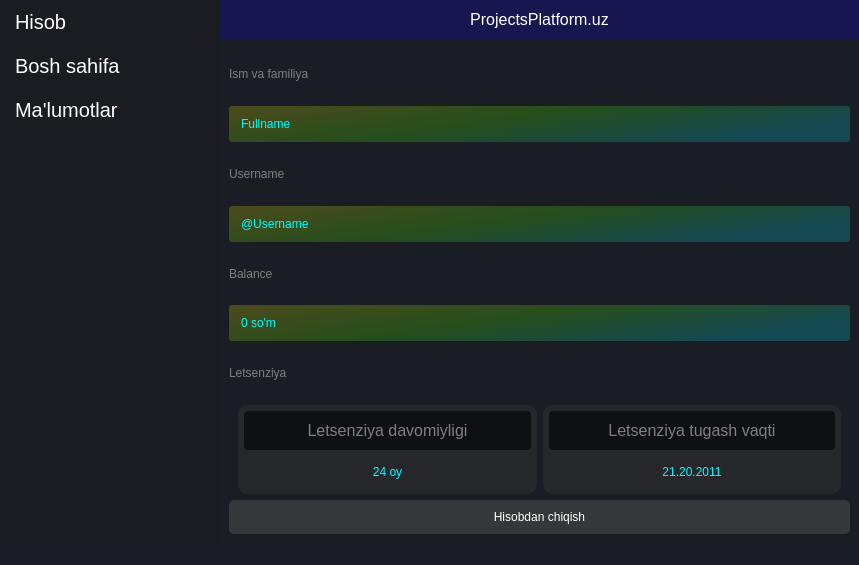
First picture: the form in UI_files/main.ui, repository bexruzpy/KundalikCOM, before the edit.
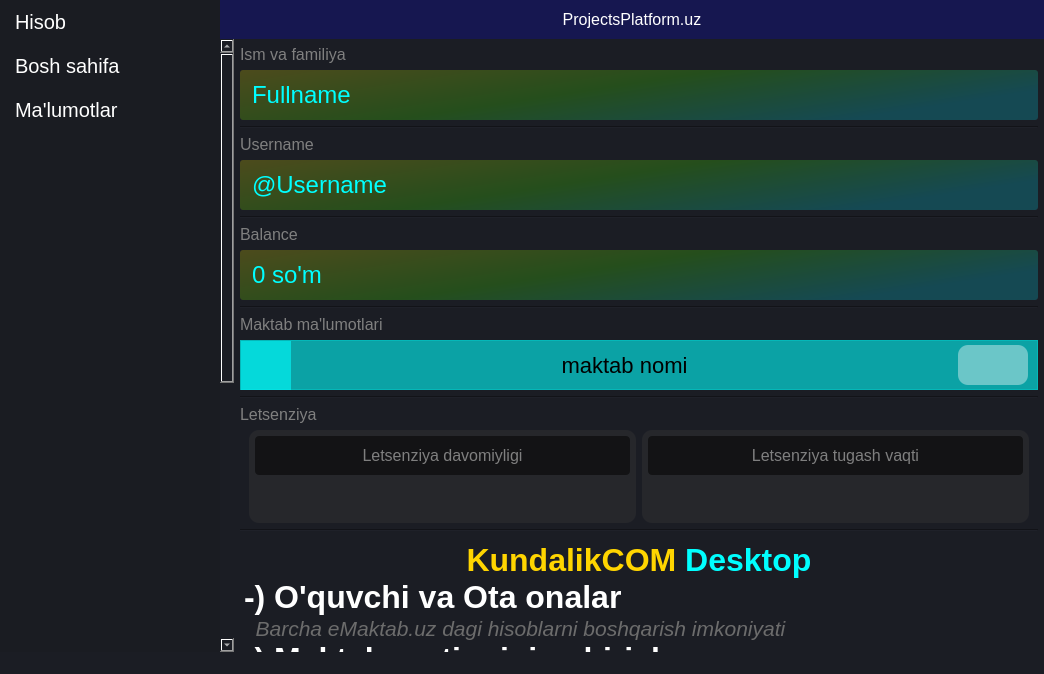
Second picture: the form after the edit. The open tabs and pages were chosen to show the change. Icons and pictures are not drawn.

What changed in the file:
```diff
--- a/UI_files/main.ui
+++ b/UI_files/main.ui
@@ -6,8 +6,8 @@
    <rect>
     <x>0</x>
     <y>0</y>
-    <width>859</width>
-    <height>565</height>
+    <width>1044</width>
+    <height>674</height>
    </rect>
   </property>
   <property name="windowTitle">
@@ -19,6 +19,12 @@
 color: white;
 </string>
   </property>
+  <property name="iconSize">
+   <size>
+    <width>24</width>
+    <height>24</height>
+   </size>
+  </property>
   <widget class="QWidget" name="centralwidget">
    <layout class="QHBoxLayout" name="horizontalLayout">
     <property name="spacing">
@@ -253,6 +259,9 @@
           </property>
           <item>
            <widget class="QStackedWidget" name="stackedWidget">
+            <property name="layoutDirection">
+             <enum>Qt::LeftToRight</enum>
+            </property>
             <property name="styleSheet">
              <string notr="true">
 QLineEdit {
@@ -260,16 +269,75 @@
 color: cyan;
 background-color: qlineargradient(spread:pad, x1:0, y1:0, x2:1, y2:0.409, stop:0 rgba(255, 241, 0, 55), stop:0.517241 rgba(74, 255, 0, 55), stop:1 rgba(0, 232, 255, 55));
 border-radius: 3px;
+font-size: 24px;
 }
 QLabel{
 color: rgb(127,127,127);
+font-size: 16px;
 }</string>
             </property>
             <property name="currentIndex">
              <number>2</number>
             </property>
             <widget class="QWidget" name="account_page">
+             <property name="layoutDirection">
+              <enum>Qt::RightToLeft</enum>
+             </property>
              <layout class="QVBoxLayout" name="verticalLayout_3">
+              <property name="leftMargin">
+               <number>0</number>
+              </property>
+              <property name="topMargin">
+               <number>0</number>
+              </property>
+              <property name="rightMargin">
+               <number>0</number>
+              </property>
+              <property name="bottomMargin">
+               <number>0</number>
+              </property>
+              <item>
+               <widget class="QScrollArea" name="scrollArea_2">
+                <property name="sizePolicy">
+                 <sizepolicy hsizetype="Expanding" vsizetype="Minimum">
+                  <horstretch>0</horstretch>
+                  <verstretch>0</verstretch>
+                 </sizepolicy>
+                </property>
+                <property name="styleSheet">
+                 <string notr="true"/>
+                </property>
+                <property name="inputMethodHints">
+                 <set>Qt::ImhNone</set>
+                </property>
+                <property name="frameShape">
+                 <enum>QFrame::NoFrame</enum>
+                </property>
+                <property name="widgetResizable">
+                 <bool>true</bool>
+                </property>
+                <widget class="QWidget" name="scrollAreaWidgetContents_2">
+                 <property name="geometry">
+                  <rect>
+                   <x>0</x>
+                   <y>0</y>
+                   <width>807</width>
+                   <height>1103</height>
+                  </rect>
+                 </property>
+                 <layout class="QVBoxLayout" name="verticalLayout_13">
+                  <property name="leftMargin">
+                   <number>6</number>
+                  </property>
+                  <property name="topMargin">
+                   <number>6</number>
+                  </property>
+                  <property name="rightMargin">
+                   <number>6</number>
+                  </property>
+                  <property name="bottomMargin">
+                   <number>6</number>
+                  </property>
               <item>
                <widget class="QLabel" name="label">
                 <property name="text">
@@ -287,6 +355,13 @@
                 </property>
                </widget>
               </item>
+                  <item>
+                   <widget class="Line" name="line_9">
+                    <property name="orientation">
+                     <enum>Qt::Horizontal</enum>
+                    </property>
+                   </widget>
+                  </item>
               <item>
                <widget class="QLabel" name="label_3">
                 <property name="text">
@@ -304,6 +379,13 @@
                 </property>
                </widget>
               </item>
+                  <item>
+                   <widget class="Line" name="line_10">
+                    <property name="orientation">
+                     <enum>Qt::Horizontal</enum>
+                    </property>
+                   </widget>
+                  </item>
               <item>
                <widget class="QLabel" name="label_4">
                 <property name="text">
@@ -321,6 +403,147 @@
                 </property>
                </widget>
               </item>
+                  <item>
+                   <widget class="Line" name="line_5">
+                    <property name="orientation">
+                     <enum>Qt::Horizontal</enum>
+                    </property>
+                   </widget>
+                  </item>
+                  <item>
+                   <widget class="QLabel" name="label_36">
+                    <property name="text">
+                     <string>Maktab ma'lumotlari</string>
+                    </property>
+                   </widget>
+                  </item>
+                  <item>
+                   <widget class="QFrame" name="frame_32">
+                    <property name="maximumSize">
+                     <size>
+                      <width>16777215</width>
+                      <height>50</height>
+                     </size>
+                    </property>
+                    <property name="styleSheet">
+                     <string notr="true">background-color: rgb(0, 255, 255,  150);
+font-size: 22px;</string>
+                    </property>
+                    <property name="frameShape">
+                     <enum>QFrame::StyledPanel</enum>
+                    </property>
+                    <property name="frameShadow">
+                     <enum>QFrame::Raised</enum>
+                    </property>
+                    <layout class="QHBoxLayout" name="horizontalLayout_11" stretch="0,0,0">
+                     <property name="spacing">
+                      <number>0</number>
+                     </property>
+                     <property name="leftMargin">
+                      <number>0</number>
+                     </property>
+                     <property name="topMargin">
+                      <number>0</number>
+                     </property>
+                     <property name="rightMargin">
+                      <number>9</number>
+                     </property>
+                     <property name="bottomMargin">
+                      <number>0</number>
+                     </property>
+                     <item>
+                      <widget class="QPushButton" name="pushButton_9">
+                       <property name="sizePolicy">
+                        <sizepolicy hsizetype="Maximum" vsizetype="Maximum">
+                         <horstretch>0</horstretch>
+                         <verstretch>0</verstretch>
+                        </sizepolicy>
+                       </property>
+                       <property name="cursor">
+                        <cursorShape>PointingHandCursor</cursorShape>
+                       </property>
+                       <property name="focusPolicy">
+                        <enum>Qt::NoFocus</enum>
+                       </property>
+                       <property name="styleSheet">
+                        <string notr="true">QPushButton{
+font-size: 20px;
+padding: 8px;
+border-radius: 10px;
+background-color: rgb(255,255,255,100);
+}
+QPushButton:hover{
+background-color: rgb(255,255,255);
+}
+QPushButton:pressed{
+	background-color: rgb(50, 255, 255);
+color: rgb(0,255,0);
+}</string>
+                       </property>
+                       <property name="text">
+                        <string/>
+                       </property>
+                       <property name="icon">
+                        <iconset>
+                         <normaloff>icons/edit.png</normaloff>icons/edit.png</iconset>
+                       </property>
+                      </widget>
+                     </item>
+                     <item>
+                      <widget class="QLabel" name="maktab_nomi">
+                       <property name="styleSheet">
+                        <string notr="true">background-color: rgba(0, 0, 0, 0);
+color: rgb(0, 0, 0);</string>
+                       </property>
+                       <property name="text">
+                        <string>maktab nomi</string>
+                       </property>
+                       <property name="alignment">
+                        <set>Qt::AlignCenter</set>
+                       </property>
+                      </widget>
+                     </item>
+                     <item>
+                      <widget class="QLabel" name="label_20">
+                       <property name="sizePolicy">
+                        <sizepolicy hsizetype="Maximum" vsizetype="Maximum">
+                         <horstretch>0</horstretch>
+                         <verstretch>0</verstretch>
+                        </sizepolicy>
+                       </property>
+                       <property name="minimumSize">
+                        <size>
+                         <width>50</width>
+                         <height>50</height>
+                        </size>
+                       </property>
+                       <property name="maximumSize">
+                        <size>
+                         <width>50</width>
+                         <height>50</height>
+                        </size>
+                       </property>
+                       <property name="text">
+                        <string/>
+                       </property>
+                       <property name="pixmap">
+                        <pixmap>icons/school.png</pixmap>
+                       </property>
+                       <property name="scaledContents">
+                        <bool>true</bool>
+                       </property>
+                      </widget>
+                     </item>
+                    </layout>
+                   </widget>
+                  </item>
+                  <item>
+                   <widget class="Line" name="line_8">
+                    <property name="orientation">
+                     <enum>Qt::Horizontal</enum>
+                    </property>
+                   </widget>
+                  </item>
               <item>
                <widget class="QLabel" name="label_5">
                 <property name="text">
@@ -352,87 +575,11 @@
                  <property name="bottomMargin">
                   <number>0</number>
                  </property>
-                 <item>
-                  <widget class="QFrame" name="frame_25">
-                   <property name="styleSheet">
-                    <string notr="true">border-radius: 10px;
-background-color: rgb(48, 49, 50,0.5);</string>
-                   </property>
-                   <property name="frameShape">
-                    <enum>QFrame::StyledPanel</enum>
-                   </property>
-                   <property name="frameShadow">
-                    <enum>QFrame::Raised</enum>
-                   </property>
-                   <layout class="QVBoxLayout" name="verticalLayout_21">
-                    <property name="leftMargin">
-                     <number>6</number>
-                    </property>
-                    <property name="topMargin">
-                     <number>6</number>
-                    </property>
-                    <property name="rightMargin">
-                     <number>6</number>
-                    </property>
-                    <property name="bottomMargin">
-                     <number>6</number>
-                    </property>
-                    <item>
-                     <widget class="QLabel" name="label_30">
-                      <property name="styleSheet">
-                       <string notr="true">padding: 10px 0;
-border-radius: 4px;
-background-color: rgb(0, 0, 0, 0.6);
-font-size: 16px;</string>
-                      </property>
-                      <property name="text">
-                       <string>Letsenziya davomiyligi</string>
-                      </property>
-                      <property name="alignment">
-                       <set>Qt::AlignCenter</set>
-                      </property>
-                     </widget>
-                    </item>
-                    <item>
-                     <widget class="QFrame" name="frame_26">
-                      <property name="styleSheet">
-                       <string notr="true">background-color: rgb(0, 0, 0, 0);
-color: qlineargradient(spread:pad, x1:0, y1:0, x2:1, y2:0.409, stop:0 rgba(0, 255, 0, 0), stop:0.147783 rgba(0, 255, 0, 255), stop:0.448276 rgba(138, 190, 0, 255), stop:0.640394 rgba(219, 134, 104, 255), stop:0.837438 rgba(155, 255, 255, 255), stop:1 rgba(0, 255, 255, 255));</string>
-                      </property>
-                      <property name="frameShape">
-                       <enum>QFrame::StyledPanel</enum>
-                      </property>
-                      <property name="frameShadow">
-                       <enum>QFrame::Raised</enum>
-                      </property>
-                      <layout class="QVBoxLayout" name="verticalLayout_22">
-                       <item>
-                        <widget class="QLabel" name="label_31">
-                         <property name="sizePolicy">
-                          <sizepolicy hsizetype="Ignored" vsizetype="Preferred">
-                           <horstretch>0</horstretch>
-                           <verstretch>0</verstretch>
-                          </sizepolicy>
-                         </property>
-                         <property name="text">
-                          <string>24 oy</string>
-                         </property>
-                         <property name="alignment">
-                          <set>Qt::AlignCenter</set>
-                         </property>
-                        </widget>
-                       </item>
-                      </layout>
-                     </widget>
-                    </item>
-                   </layout>
-                  </widget>
-                 </item>
                  <item>
                   <widget class="QFrame" name="frame_27">
                    <property name="styleSheet">
                     <string notr="true">border-radius: 10px;
-background-color: rgb(48, 49, 50, 0.5);</string>
+background-color: rgb(48, 49, 50,127);</string>
                    </property>
                    <property name="frameShape">
                     <enum>QFrame::StyledPanel</enum>
@@ -458,7 +605,7 @@
                       <property name="styleSheet">
                        <string notr="true">padding: 10px 0;
 border-radius: 4px;
-background-color: rgb(0, 0, 0, 0.6);
+background-color: rgb(0, 0, 0, 130);
 font-size: 16px;</string>
                       </property>
                       <property name="text">
@@ -491,7 +638,7 @@
                           </sizepolicy>
                          </property>
                          <property name="text">
-                          <string>21.20.2011</string>
+                              <string/>
                          </property>
                          <property name="alignment">
                           <set>Qt::AlignCenter</set>
@@ -504,19 +651,393 @@
                    </layout>
                   </widget>
                  </item>
-                </layout>
+                     <item>
+                      <widget class="QFrame" name="frame_25">
+                       <property name="styleSheet">
+                        <string notr="true">border-radius: 10px;
+background-color: rgb(48, 49, 50,127);</string>
+                       </property>
+                       <property name="frameShape">
+                        <enum>QFrame::StyledPanel</enum>
+                       </property>
+                       <property name="frameShadow">
+                        <enum>QFrame::Raised</enum>
+                       </property>
+                       <layout class="QVBoxLayout" name="verticalLayout_21">
+                        <property name="leftMargin">
+                         <number>6</number>
+                        </property>
+                        <property name="topMargin">
+                         <number>6</number>
+                        </property>
+                        <property name="rightMargin">
+                         <number>6</number>
+                        </property>
+                        <property name="bottomMargin">
+                         <number>6</number>
+                        </property>
+                        <item>
+                         <widget class="QLabel" name="label_30">
+                          <property name="styleSheet">
+                           <string notr="true">padding: 10px 0;
+border-radius: 4px;
+background-color: rgb(0, 0, 0, 130);
+font-size: 16px;</string>
+                          </property>
+                          <property name="text">
+                           <string>Letsenziya davomiyligi</string>
+                          </property>
+                          <property name="alignment">
+                           <set>Qt::AlignCenter</set>
+                          </property>
+                         </widget>
+                        </item>
+                        <item>
+                         <widget class="QFrame" name="frame_26">
+                          <property name="styleSheet">
+                           <string notr="true">background-color: rgb(0, 0, 0, 0);
+color: qlineargradient(spread:pad, x1:0, y1:0, x2:1, y2:0.409, stop:0 rgba(0, 255, 0, 0), stop:0.147783 rgba(0, 255, 0, 255), stop:0.448276 rgba(138, 190, 0, 255), stop:0.640394 rgba(219, 134, 104, 255), stop:0.837438 rgba(155, 255, 255, 255), stop:1 rgba(0, 255, 255, 255));</string>
+                          </property>
+                          <property name="frameShape">
+                           <enum>QFrame::StyledPanel</enum>
+                          </property>
+                          <property name="frameShadow">
+                           <enum>QFrame::Raised</enum>
+                          </property>
+                          <layout class="QVBoxLayout" name="verticalLayout_22">
+                           <item>
+                            <widget class="QLabel" name="label_31">
+                             <property name="sizePolicy">
+                              <sizepolicy hsizetype="Ignored" vsizetype="Preferred">
+                               <horstretch>0</horstretch>
+                               <verstretch>0</verstretch>
+                              </sizepolicy>
+                             </property>
+                             <property name="text">
+                              <string/>
+                             </property>
+                             <property name="alignment">
+                              <set>Qt::AlignCenter</set>
+                             </property>
+                            </widget>
+                           </item>
+                          </layout>
+                         </widget>
+                        </item>
+                       </layout>
+                      </widget>
+                     </item>
+                    </layout>
+                   </widget>
+                  </item>
+                  <item>
+                   <widget class="Line" name="line_6">
+                    <property name="orientation">
+                     <enum>Qt::Horizontal</enum>
+                    </property>
+                   </widget>
+                  </item>
+                  <item>
+                   <widget class="QTextBrowser" name="textBrowser">
+                    <property name="minimumSize">
+                     <size>
+                      <width>0</width>
+                      <height>450</height>
+                     </size>
+                    </property>
+                    <property name="styleSheet">
+                     <string notr="true">border: 0</string>
+                    </property>
+                    <property name="html">
+                     <string>&lt;!DOCTYPE HTML PUBLIC &quot;-//W3C//DTD HTML 4.0//EN&quot; &quot;http://www.w3.org/TR/REC-html40/strict.dtd&quot;&gt;
+&lt;html&gt;&lt;head&gt;&lt;meta name=&quot;qrichtext&quot; content=&quot;1&quot; /&gt;&lt;style type=&quot;text/css&quot;&gt;
+p, li { white-space: pre-wrap; }
+&lt;/style&gt;&lt;/head&gt;&lt;body style=&quot; font-family:'Mongolian Baiti'; font-size:8.25pt; font-weight:400; font-style:normal;&quot;&gt;
+&lt;p align=&quot;center&quot; style=&quot; margin-top:0px; margin-bottom:0px; margin-left:0px; margin-right:0px; -qt-block-indent:0; text-indent:0px;&quot;&gt;&lt;span style=&quot; font-size:24pt; font-weight:600; color:#ffd500;&quot;&gt;KundalikCOM&lt;/span&gt;&lt;span style=&quot; font-size:24pt; font-weight:600;&quot;&gt; &lt;/span&gt;&lt;span style=&quot; font-size:24pt; font-weight:600; color:#00ffff;&quot;&gt;Desktop&lt;/span&gt;&lt;/p&gt;
+&lt;p style=&quot; margin-top:0px; margin-bottom:0px; margin-left:0px; margin-right:0px; -qt-block-indent:0; text-indent:0px;&quot;&gt;&lt;span style=&quot; font-size:24pt; font-weight:600;&quot;&gt;-) O'quvchi va Ota onalar &lt;/span&gt;&lt;/p&gt;
+&lt;p style=&quot; margin-top:0px; margin-bottom:0px; margin-left:0px; margin-right:0px; -qt-block-indent:0; text-indent:0px;&quot;&gt;&lt;span style=&quot; font-size:16pt; font-style:italic; color:#6c6c6c;&quot;&gt;  Barcha eMaktab.uz dagi hisoblarni boshqarish imkoniyati&lt;/span&gt;&lt;/p&gt;
+&lt;p style=&quot; margin-top:0px; margin-bottom:0px; margin-left:0px; margin-right:0px; -qt-block-indent:0; text-indent:0px;&quot;&gt;&lt;span style=&quot; font-size:24pt; font-weight:600;&quot;&gt;-) Maktab reytingini oshirish&lt;/span&gt;&lt;/p&gt;
+&lt;p style=&quot; margin-top:0px; margin-bottom:0px; margin-left:0px; margin-right:0px; -qt-block-indent:0; text-indent:0px;&quot;&gt;&lt;span style=&quot; font-size:24pt; font-weight:600;&quot;&gt;-) Login parollarni online kiritish&lt;/span&gt;&lt;/p&gt;
+&lt;p style=&quot; margin-top:0px; margin-bottom:0px; margin-left:0px; margin-right:0px; -qt-block-indent:0; text-indent:0px;&quot;&gt;&lt;span style=&quot; font-size:16pt; font-style:italic; color:#6c6c6c;&quot;&gt;  o'quvchilardan login va parollarini bitta bitta yozib olmasdan bitta elon orqali elekron tarzda login parollarni yig'ish eko tizimi.&lt;/span&gt;&lt;/p&gt;
+&lt;p style=&quot;-qt-paragraph-type:empty; margin-top:0px; margin-bottom:0px; margin-left:0px; margin-right:0px; -qt-block-indent:0; text-indent:0px; font-size:24pt; font-weight:600;&quot;&gt;&lt;br /&gt;&lt;/p&gt;
+&lt;p style=&quot; margin-top:0px; margin-bottom:0px; margin-left:0px; margin-right:0px; -qt-block-indent:0; text-indent:0px;&quot;&gt;&lt;span style=&quot; font-size:20pt;&quot;&gt;Bir oylik letsenziya: &lt;/span&gt;&lt;span style=&quot; font-size:20pt; font-weight:600; color:#ff8000;&quot;&gt;250 000&lt;/span&gt;&lt;span style=&quot; font-size:20pt;&quot;&gt; &lt;/span&gt;&lt;span style=&quot; font-size:20pt; color:#0189ff;&quot;&gt;so'm&lt;/span&gt;&lt;/p&gt;
+&lt;p style=&quot; margin-top:0px; margin-bottom:0px; margin-left:0px; margin-right:0px; -qt-block-indent:0; text-indent:0px;&quot;&gt;&lt;span style=&quot; font-size:20pt;&quot;&gt;3 oy yoki undan kuproq harid qilinsa &lt;/span&gt;&lt;span style=&quot; font-size:20pt; font-weight:600; color:#ff0000;&quot;&gt;20%&lt;/span&gt;&lt;span style=&quot; font-size:20pt;&quot;&gt; chegirma bilan bir oy uchun: &lt;/span&gt;&lt;span style=&quot; font-size:20pt; font-weight:600; color:#00ff00;&quot;&gt;200 000&lt;/span&gt;&lt;span style=&quot; font-size:20pt;&quot;&gt; &lt;/span&gt;&lt;span style=&quot; font-size:20pt; color:#0073ff;&quot;&gt;so'm&lt;/span&gt;&lt;span style=&quot; font-size:20pt;&quot;&gt;dan narxlanadi&lt;/span&gt;&lt;/p&gt;&lt;/body&gt;&lt;/html&gt;</string>
+                    </property>
+                   </widget>
+                  </item>
+                  <item>
+                   <widget class="QFrame" name="frame_34">
+                    <property name="frameShape">
+                     <enum>QFrame::StyledPanel</enum>
+                    </property>
+                    <property name="frameShadow">
+                     <enum>QFrame::Raised</enum>
+                    </property>
+                    <layout class="QHBoxLayout" name="horizontalLayout_12">
+                     <property name="spacing">
+                      <number>0</number>
+                     </property>
+                     <item>
+                      <widget class="QLabel" name="label_35">
+                       <property name="sizePolicy">
+                        <sizepolicy hsizetype="Preferred" vsizetype="Preferred">
+                         <horstretch>1</horstretch>
+                         <verstretch>0</verstretch>
+                        </sizepolicy>
+                       </property>
+                       <property name="text">
+                        <string/>
+                       </property>
+                      </widget>
+                     </item>
+                     <item>
+                      <widget class="QPushButton" name="pushButton_10">
+                       <property name="sizePolicy">
+                        <sizepolicy hsizetype="Minimum" vsizetype="Fixed">
+                         <horstretch>0</horstretch>
+                         <verstretch>0</verstretch>
+                        </sizepolicy>
+                       </property>
+                       <property name="maximumSize">
+                        <size>
+                         <width>16777215</width>
+                         <height>50</height>
+                        </size>
+                       </property>
+                       <property name="cursor">
+                        <cursorShape>PointingHandCursor</cursorShape>
+                       </property>
+                       <property name="styleSheet">
+                        <string notr="true">QPushButton{
+border-radius: 25px;
+padding: 14px;
+font-size: 24px;
+border-top-left-radius:0;
+border-bottom-left-radius:0;
+color: black;
+	background-color: qlineargradient(spread:pad, x1:0, y1:0.227, x2:1, y2:0.739, stop:0 rgba(0, 255, 0, 255), stop:0.507389 rgba(0, 255, 255, 255), stop:1 rgba(0, 56, 255, 255));
+}
+QPushButton:hover{
+	background-color: rgb(0, 255, 77);
+}
+
+QPushButton:pressed{
+	background-color: qlineargradient(spread:pad, x2:0, y2:0.227, x1:1, y1:0.739, stop:0 rgba(0, 255, 0, 255), stop:0.507389 rgba(0, 255, 255, 255), stop:1 rgba(0, 56, 255, 255));
+}</string>
+                       </property>
+                       <property name="text">
+                        <string>Sotib olish</string>
+                       </property>
+                      </widget>
+                     </item>
+                     <item>
+                      <widget class="QLabel" name="label_21">
+                       <property name="sizePolicy">
+                        <sizepolicy hsizetype="Preferred" vsizetype="Preferred">
+                         <horstretch>3</horstretch>
+                         <verstretch>0</verstretch>
+                        </sizepolicy>
+                       </property>
+                       <property name="maximumSize">
+                        <size>
+                         <width>16777215</width>
+                         <height>50</height>
+                        </size>
+                       </property>
+                       <property name="styleSheet">
+                        <string notr="true">
+padding: 10px;
+color: cyan;
+background-color: qlineargradient(spread:pad, x1:0, y1:0, x2:1, y2:0.409, stop:0 rgba(255, 241, 0, 55), stop:0.517241 rgba(74, 255, 0, 55), stop:1 rgba(0, 232, 255, 55));
+border-radius: 3px;
+font-size: 16px;
+border-radius: 25px;
+border-top-right-radius:0;
+border-bottom-right-radius:0;</string>
+                       </property>
+                       <property name="text">
+                        <string>0 so'm</string>
+                       </property>
+                       <property name="alignment">
+                        <set>Qt::AlignCenter</set>
+                       </property>
+                      </widget>
+                     </item>
+                     <item>
+                      <widget class="QLabel" name="label_17">
+                       <property name="sizePolicy">
+                        <sizepolicy hsizetype="Preferred" vsizetype="Preferred">
+                         <horstretch>1</horstretch>
+                         <verstretch>0</verstretch>
+                        </sizepolicy>
+                       </property>
+                       <property name="styleSheet">
+                        <string notr="true">font-size: 20px;
+color: cyan</string>
+                       </property>
+                       <property name="text">
+                        <string> oy</string>
+                       </property>
+                      </widget>
+                     </item>
+                     <item>
+                      <widget class="QPushButton" name="pushButton_8">
+                       <property name="sizePolicy">
+                        <sizepolicy hsizetype="Maximum" vsizetype="Fixed">
+                         <horstretch>0</horstretch>
+                         <verstretch>0</verstretch>
+                        </sizepolicy>
+                       </property>
+                       <property name="minimumSize">
+                        <size>
+                         <width>50</width>
+                         <height>50</height>
+                        </size>
+                       </property>
+                       <property name="cursor">
+                        <cursorShape>PointingHandCursor</cursorShape>
+                       </property>
+                       <property name="styleSheet">
+                        <string notr="true">QPushButton{
+font-size: 30px;
+padding: 6px;;
+border-radius: 25px;
+border: 0;
+border-top-left-radius:0;
+border-bottom-left-radius:0;
+background-color: rgb(40,40,40);
+}
+QPushButton:hover{
+background-color: rgb(0,0,0,120);
+}
+QPushButton:pressed{
+background-color: rgb(0,50,0,120);
+}</string>
+                       </property>
+                       <property name="text">
+                        <string>+</string>
+                       </property>
+                      </widget>
+                     </item>
+                     <item>
+                      <widget class="QLineEdit" name="lineEdit_5">
+                       <property name="sizePolicy">
+                        <sizepolicy hsizetype="Preferred" vsizetype="Fixed">
+                         <horstretch>3</horstretch>
+                         <verstretch>0</verstretch>
+                        </sizepolicy>
+                       </property>
+                       <property name="minimumSize">
+                        <size>
+                         <width>0</width>
+                         <height>50</height>
+                        </size>
+                       </property>
+                       <property name="maximumSize">
+                        <size>
+                         <width>16777215</width>
+                         <height>50</height>
+                        </size>
+                       </property>
+                       <property name="styleSheet">
+                        <string notr="true">border-radius: 0</string>
+                       </property>
+                       <property name="inputMethodHints">
+                        <set>Qt::ImhNone</set>
+                       </property>
+                       <property name="alignment">
+                        <set>Qt::AlignCenter</set>
+                       </property>
+                       <property name="readOnly">
+                        <bool>true</bool>
+                       </property>
+                       <property name="placeholderText">
+                        <string>0</string>
+                       </property>
+                      </widget>
+                     </item>
+                     <item>
+                      <widget class="QPushButton" name="pushButton_11">
+                       <property name="sizePolicy">
+                        <sizepolicy hsizetype="Maximum" vsizetype="Fixed">
+                         <horstretch>0</horstretch>
+                         <verstretch>0</verstretch>
+                        </sizepolicy>
+                       </property>
+                       <property name="minimumSize">
+                        <size>
+                         <width>50</width>
+                         <height>50</height>
+                        </size>
+                       </property>
+                       <property name="cursor">
+                        <cursorShape>PointingHandCursor</cursorShape>
+                       </property>
+                       <property name="styleSheet">
+                        <string notr="true">QPushButton{
+font-size: 30px;
+padding: 6px;;
+border-radius: 25px;
+border: 0;
+border-top-right-radius:0;
+border-bottom-right-radius:0;
+background-color: rgb(40,40,40);
+}
+QPushButton:hover{
+background-color: rgb(0,0,0,120);
+}
+QPushButton:pressed{
+background-color: rgb(0,50,0,120);
+}</string>
+                       </property>
+                       <property name="text">
+                        <string>-</string>
+                       </property>
+                      </widget>
+                     </item>
+                     <item>
+                      <widget class="QLabel" name="label_22">
+                       <property name="sizePolicy">
+                        <sizepolicy hsizetype="Preferred" vsizetype="Preferred">
+                         <horstretch>1</horstretch>
+                         <verstretch>0</verstretch>
+                        </sizepolicy>
+                       </property>
+                       <property name="text">
+                        <string/>
+                       </property>
+                      </widget>
+                     </item>
+                    </layout>
+                   </widget>
+                  </item>
+                  <item>
+                   <widget class="Line" name="line_7">
+                    <property name="orientation">
+                     <enum>Qt::Horizontal</enum>
+                    </property>
                </widget>
               </item>
               <item>
                <widget class="QPushButton" name="pushButton">
+                    <property name="sizePolicy">
+                     <sizepolicy hsizetype="Maximum" vsizetype="Fixed">
+                      <horstretch>0</horstretch>
+                      <verstretch>0</verstretch>
+                     </sizepolicy>
+                    </property>
                 <property name="cursor">
                  <cursorShape>PointingHandCursor</cursorShape>
                 </property>
+                    <property name="layoutDirection">
+                     <enum>Qt::RightToLeft</enum>
+                    </property>
                 <property name="styleSheet">
                  <string notr="true">QPushButton{
-background-color: rgb(80,80,80, 0.5);
+background-color: rgb(80,80,80, 127);
 border-radius: 5px;
 padding: 10px;
+font-size: 16px;
 }
 QPushButton:hover{
 background-color: rgb(255,0,0, 0.5);
@@ -525,6 +1046,20 @@
                 <property name="text">
                  <string>Hisobdan chiqish</string>
                 </property>
+                    <property name="icon">
+                     <iconset>
+                      <normaloff>icons/logout.png</normaloff>icons/logout.png</iconset>
+                    </property>
+                    <property name="iconSize">
+                     <size>
+                      <width>40</width>
+                      <height>40</height>
+                     </size>
+                    </property>
+                   </widget>
+                  </item>
+                 </layout>
+                </widget>
                </widget>
               </item>
              </layout>
```
Left out of the diff: 456 changed lines with no effect on the pictures. Lines whose indentation alone changed are shown as unchanged.
